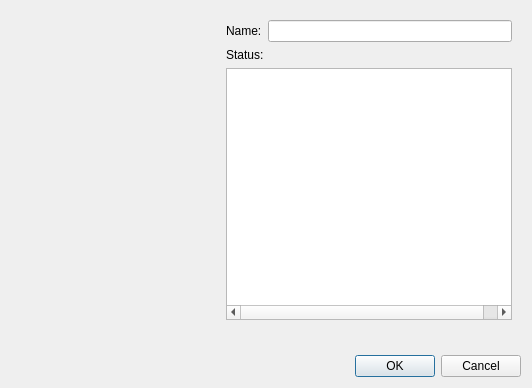
Qt form editor/add_character.ui (fr33mind/Belle) before a commit.
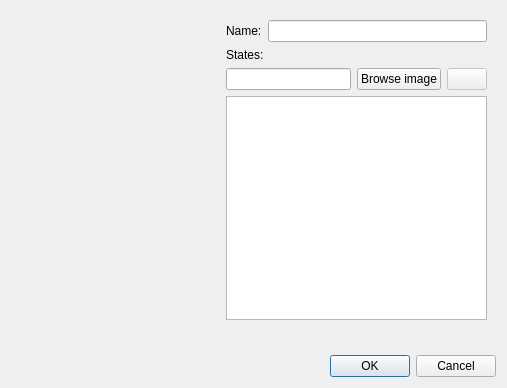
The same form after that commit. Icons and pictures are not drawn. Custom widgets are drawn as their Qt base class.

Commit message: Improved add character dialog box.

Patch:
```diff
--- a/editor/add_character.ui
+++ b/editor/add_character.ui
@@ -6,8 +6,8 @@
    <rect>
     <x>0</x>
     <y>0</y>
-    <width>532</width>
-    <height>366</height>
+    <width>507</width>
+    <height>385</height>
    </rect>
   </property>
   <property name="sizePolicy">
@@ -34,6 +34,8 @@
   <layout class="QVBoxLayout" name="verticalLayout">
    <item>
     <widget class="QWidget" name="wCreateNewObject" native="true">
+     <layout class="QHBoxLayout" name="horizontalLayout_4">
+      <item>
      <layout class="QHBoxLayout" name="horizontalLayout_3">
       <item>
        <widget class="QLabel" name="lImage">
@@ -88,15 +90,52 @@
         <item>
          <widget class="QLabel" name="label_2">
           <property name="text">
-           <string>Status:</string>
+             <string>States:</string>
           </property>
          </widget>
         </item>
+          <item>
+           <layout class="QHBoxLayout" name="horizontalLayout_2">
+            <item>
+             <widget class="QLineEdit" name="stateEdit"/>
+            </item>
+            <item>
+             <widget class="ChooseFileButton" name="browseImageButton">
+              <property name="text">
+               <string>Browse image</string>
+              </property>
+             </widget>
+            </item>
+            <item>
+             <widget class="QPushButton" name="addStateButton">
+              <property name="enabled">
+               <bool>false</bool>
+              </property>
+              <property name="text">
+               <string/>
+              </property>
+              <property name="icon">
+               <iconset resource="media.qrc">
+                <normaloff>:/media/add.png</normaloff>:/media/add.png</iconset>
+              </property>
+             </widget>
+            </item>
+           </layout>
+          </item>
         <item>
          <widget class="QTreeWidget" name="statusTreeWidget">
+            <property name="iconSize">
+             <size>
+              <width>32</width>
+              <height>32</height>
+             </size>
+            </property>
           <property name="rootIsDecorated">
            <bool>false</bool>
           </property>
+            <property name="columnCount">
+             <number>2</number>
+            </property>
           <attribute name="headerVisible">
            <bool>false</bool>
           </attribute>
@@ -119,12 +158,9 @@
             <string>Image</string>
            </property>
           </column>
-          <column>
-           <property name="text">
-            <string>Remove</string>
-           </property>
-          </column>
-         </widget>
+           </widget>
+          </item>
+         </layout>
         </item>
        </layout>
       </item>
@@ -156,7 +192,16 @@
    </item>
   </layout>
  </widget>
- <resources/>
+ <customwidgets>
+  <customwidget>
+   <class>ChooseFileButton</class>
+   <extends>QPushButton</extends>
+   <header>choosefilebutton.h</header>
+  </customwidget>
+ </customwidgets>
+ <resources>
+  <include location="media.qrc"/>
+ </resources>
  <connections>
   <connection>
    <sender>buttonBox</sender>
```
Lines whose indentation alone changed are shown as unchanged. The commit also changes 2 other files.
